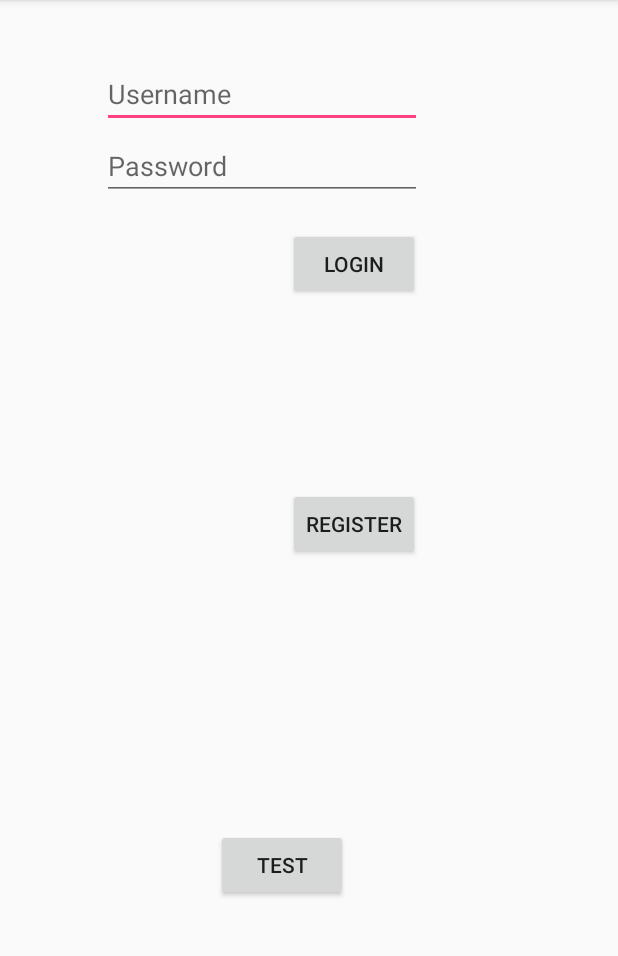
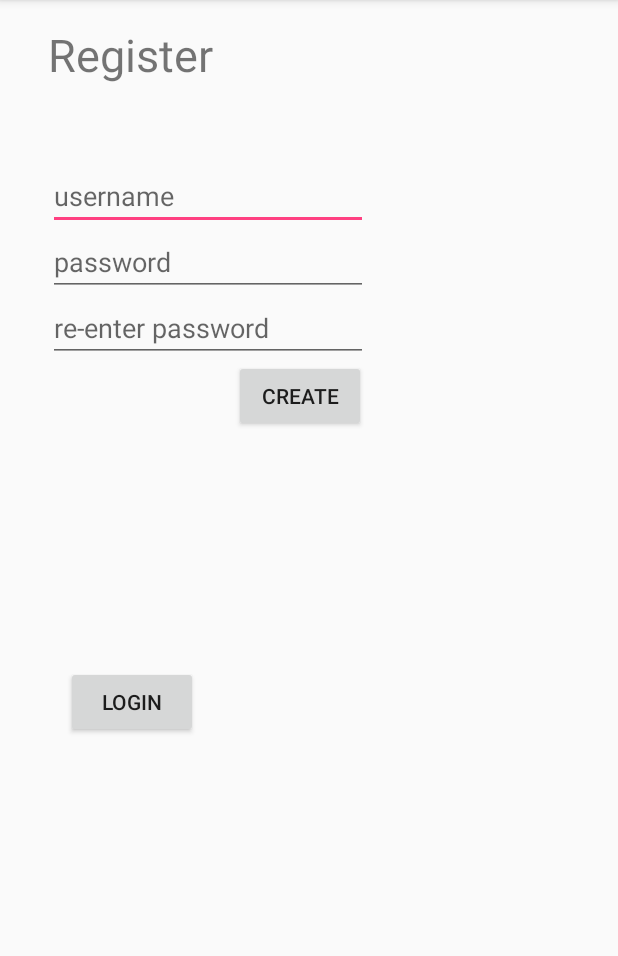
Before and after one commit to aaroncheung123/benni_device, an Android app: the screen it shows after launch (MainActivity before the commit, RegisterActivity after it), after a tap on "REGISTER", on a phone screen of 412 x 824 dp, the part 84-1040 px from its top. Run offline under Robolectric (Android 15) with nearby library versions, the light colour scheme and no system bars; our stand-ins replace Volley; libraries missing offline, so code that uses them is left out: com.github.nkzawa.emitter, com.github.nkzawa.socketio; 3 statements that could not run were skipped.

Commit message:
Close to finishing Register Button

```diff
--- a/app/src/main/AndroidManifest.xml
+++ b/app/src/main/AndroidManifest.xml
@@ -2,7 +2,8 @@
 <manifest xmlns:android="http://schemas.android.com/apk/res/android"
     package="com.aaroncheung.client">
 
-    <uses-permission android:name="android.permission.INTERNET"></uses-permission>
+    <uses-permission android:name="android.permission.INTERNET" />
+
     <application
         android:allowBackup="true"
         android:icon="@mipmap/ic_launcher"
@@ -10,13 +11,14 @@
         android:roundIcon="@mipmap/ic_launcher_round"
         android:supportsRtl="true"
         android:theme="@style/AppTheme">
-        <activity android:name=".MainActivity">
+        <activity android:name=".LoginActivity">
             <intent-filter>
                 <action android:name="android.intent.action.MAIN" />
 
                 <category android:name="android.intent.category.LAUNCHER" />
             </intent-filter>
         </activity>
+        <activity android:name=".RegisterActivity"></activity>
     </application>
 
 </manifest>
--- a/app/src/main/java/com/aaroncheung/client/MainActivity.java
+++ b/app/src/main/java/com/aaroncheung/client/LoginActivity.java
@@ -1,5 +1,6 @@
 package com.aaroncheung.client;
 
+import android.content.Intent;
 import android.support.v7.app.AppCompatActivity;
 import android.os.Bundle;
 import android.text.TextUtils;
@@ -20,7 +21,7 @@ import com.github.nkzawa.socketio.client.Socket;
 import java.net.URISyntaxException;
 
 
-public class MainActivity extends AppCompatActivity {
+public class LoginActivity extends AppCompatActivity {
 
     String TAG = "debug_123";
     HttpRequest httpRequest;
@@ -54,23 +55,7 @@ public class MainActivity extends AppCompatActivity {
 
 
     public void registerClick(View view){
-        username = usernameEditText.getText().toString();
-        password = passwordEditText.getText().toString();
-
-        Log.d(TAG, username);
-        Log.d(TAG, password);
-
-        JSONObject jsonBodyPost = new JSONObject();
-        try {
-            jsonBodyPost.put("username", username);
-            jsonBodyPost.put("password", password);
-            jsonBodyPost.put("info","Hello World");
-        } catch (JSONException e) {
-            e.printStackTrace();
-        }
-
-
-        httpRequest.sendPostRequest(jsonBodyPost);
+        startActivity(new Intent(LoginActivity.this, RegisterActivity.class));
     }
 
     public void loginClick(View view){
--- /dev/null
+++ b/app/src/main/java/com/aaroncheung/client/RegisterActivity.java
@@ -0,0 +1,72 @@
+package com.aaroncheung.client;
+
+import android.content.Intent;
+import android.support.v7.app.AppCompatActivity;
+import android.os.Bundle;
+import android.util.Log;
+import android.view.View;
+import android.widget.Button;
+import android.widget.EditText;
+
+import org.json.JSONException;
+import org.json.JSONObject;
+
+public class RegisterActivity extends AppCompatActivity {
+
+    private String TAG = "debug_123";
+    HttpRequest httpRequest;
+
+    private EditText usernameRegisterEditText;
+    private EditText passwordRegisterEditText1;
+    private EditText passwordRegisterEditText2;
+    private Button createRegisterButton;
+
+    private String username;
+    private String password;
+
+
+    @Override
+    protected void onCreate(Bundle savedInstanceState) {
+        super.onCreate(savedInstanceState);
+        setContentView(R.layout.activity_register);
+
+        usernameRegisterEditText = findViewById(R.id.usernameRegisterEditText);
+        passwordRegisterEditText1 = findViewById(R.id.passwordRegisterEditText1);
+        passwordRegisterEditText2 = findViewById(R.id.passwordRegisterEditText2);
+        createRegisterButton = findViewById(R.id.createRegisterButton);
+
+        httpRequest = new HttpRequest(this);
+    }
+
+
+    public void createRegisterClick(View view){
+        username = usernameRegisterEditText.getText().toString();
+        password = passwordRegisterEditText1.getText().toString();
+
+        Log.d(TAG, username);
+        Log.d(TAG, password);
+
+        JSONObject jsonBodyPost = new JSONObject();
+        try {
+            jsonBodyPost.put("username", username);
+            jsonBodyPost.put("password", password);
+            //jsonBodyPost.put("info","Hello World");
+        } catch (JSONException e) {
+            e.printStackTrace();
+        }
+
+
+        httpRequest.sendPostRequest(jsonBodyPost);
+
+//        if(httpRequest.sendPostRequest(jsonBodyPost) == "USER EXISTS"){
+//            //TOAST USERNAME ALREADY EXISTS
+//        }
+//        else if(httpRequest.sendPostRequest(jsonBodyPost) == "Error"){
+//            //TOAST THERE WAS AN ERROR
+//        }
+    }
+
+    public void backLoginClick(View view){
+        startActivity(new Intent(RegisterActivity.this, LoginActivity.class));
+    }
+}
--- a/app/src/main/java/com/aaroncheung/client/SocketFragment.java
+++ b/app/src/main/java/com/aaroncheung/client/SocketFragment.java
@@ -13,9 +13,6 @@ import android.widget.Button;
 import com.github.nkzawa.emitter.Emitter;
 import com.github.nkzawa.socketio.client.IO;
 import com.github.nkzawa.socketio.client.Socket;
-
-import org.json.JSONException;
-import org.json.JSONObject;
 
 import java.net.URISyntaxException;
 
@@ -34,13 +31,15 @@ public class SocketFragment extends Fragment {
     }
 
 
+
+
     @Override
     public View onCreateView(LayoutInflater inflater, @Nullable ViewGroup container, Bundle savedInstanceState) {
         View view = inflater.inflate(R.layout.socket_fragment, container, false);
 
 
         socket.connect();
-        //socket.on("message", handleIncomingMessages());
+        socket.on("message", handleIncomingMessages);
 
         Button testClick = (Button) view.findViewById(R.id.testButton);
         testClick.setOnClickListener(new View.OnClickListener() {
@@ -50,6 +49,18 @@ public class SocketFragment extends Fragment {
 
         return view;
     }
+
+    private Emitter.Listener handleIncomingMessages = new Emitter.Listener() {
+        @Override
+        public void call(final Object... args) {
+            getActivity().runOnUiThread(new Runnable() {
+                @Override
+                public void run() {
+                    Log.d(TAG, args[0].toString());
+                }
+            });
+        }
+    };
 
 
     private void attemptSend() {
@@ -62,26 +73,7 @@ public class SocketFragment extends Fragment {
     }
 
 
-//    private Emitter.Listener handleIncomingMessages = new Emitter.Listener() {
-//        @Override
-//        public void call(final Object... args) {
-//            getActivity().runOnUiThread(new Runnable() {
-//                @Override
-//                public void run() {
-//                    JSONObject data = (JSONObject) args[0];
-//                    String message;
-//                    try {
-//                        message = data.getString("message");
-//                    } catch (JSONException e) {
-//                        return;
-//                    }
-//                    Log.d(TAG, "handle messages");
-//                    // add the message to view
-//                    //addMessage(username, message);
-//                }
-//            });
-//        }
-//    };
+
 
     @Override
     public void onDestroy() {
--- a/app/src/main/res/layout/activity_main.xml
+++ b/app/src/main/res/layout/activity_main.xml
@@ -4,7 +4,7 @@
     xmlns:tools="http://schemas.android.com/tools"
     android:layout_width="match_parent"
     android:layout_height="match_parent"
-    tools:context=".MainActivity">
+    tools:context=".LoginActivity">
 
     <EditText
         android:id="@+id/usernameEditText"
--- /dev/null
+++ b/app/src/main/res/layout/activity_register.xml
@@ -0,0 +1,78 @@
+<?xml version="1.0" encoding="utf-8"?>
+<android.support.constraint.ConstraintLayout xmlns:android="http://schemas.android.com/apk/res/android"
+    xmlns:app="http://schemas.android.com/apk/res-auto"
+    xmlns:tools="http://schemas.android.com/tools"
+    android:layout_width="match_parent"
+    android:layout_height="match_parent"
+    android:onClick="backOnClick"
+    tools:context=".RegisterActivity">
+
+    <TextView
+        android:id="@+id/textView"
+        android:layout_width="136dp"
+        android:layout_height="42dp"
+        android:layout_marginStart="32dp"
+        android:layout_marginTop="16dp"
+        android:text="Register"
+        android:textSize="30sp"
+        app:layout_constraintStart_toStartOf="parent"
+        app:layout_constraintTop_toTopOf="parent" />
+
+    <EditText
+        android:id="@+id/usernameRegisterEditText"
+        android:layout_width="wrap_content"
+        android:layout_height="wrap_content"
+        android:layout_marginStart="32dp"
+        android:layout_marginTop="108dp"
+        android:ems="10"
+        android:hint="username"
+        android:inputType="textPersonName"
+        app:layout_constraintStart_toStartOf="parent"
+        app:layout_constraintTop_toTopOf="parent" />
+
+    <EditText
+        android:id="@+id/passwordRegisterEditText2"
+        android:layout_width="wrap_content"
+        android:layout_height="wrap_content"
+        android:layout_marginStart="32dp"
+        android:layout_marginTop="196dp"
+        android:ems="10"
+        android:hint="re-enter password"
+        android:inputType="textPassword"
+        app:layout_constraintStart_toStartOf="parent"
+        app:layout_constraintTop_toTopOf="parent" />
+
+    <EditText
+        android:id="@+id/passwordRegisterEditText1"
+        android:layout_width="wrap_content"
+        android:layout_height="wrap_content"
+        android:layout_marginStart="32dp"
+        android:layout_marginTop="152dp"
+        android:ems="10"
+        android:hint="password"
+        android:inputType="textPassword"
+        app:layout_constraintStart_toStartOf="parent"
+        app:layout_constraintTop_toTopOf="parent" />
+
+    <Button
+        android:id="@+id/createRegisterButton"
+        android:layout_width="wrap_content"
+        android:layout_height="wrap_content"
+        android:layout_marginStart="156dp"
+        android:layout_marginTop="240dp"
+        android:onClick="createRegisterClick"
+        android:text="Create"
+        app:layout_constraintStart_toStartOf="parent"
+        app:layout_constraintTop_toTopOf="parent" />
+
+    <Button
+        android:id="@+id/backLoginButton"
+        android:layout_width="wrap_content"
+        android:layout_height="wrap_content"
+        android:layout_marginEnd="280dp"
+        android:layout_marginTop="444dp"
+        android:onClick="backLoginClick"
+        android:text="login"
+        app:layout_constraintEnd_toEndOf="parent"
+        app:layout_constraintTop_toTopOf="parent" />
+</android.support.constraint.ConstraintLayout>
```
